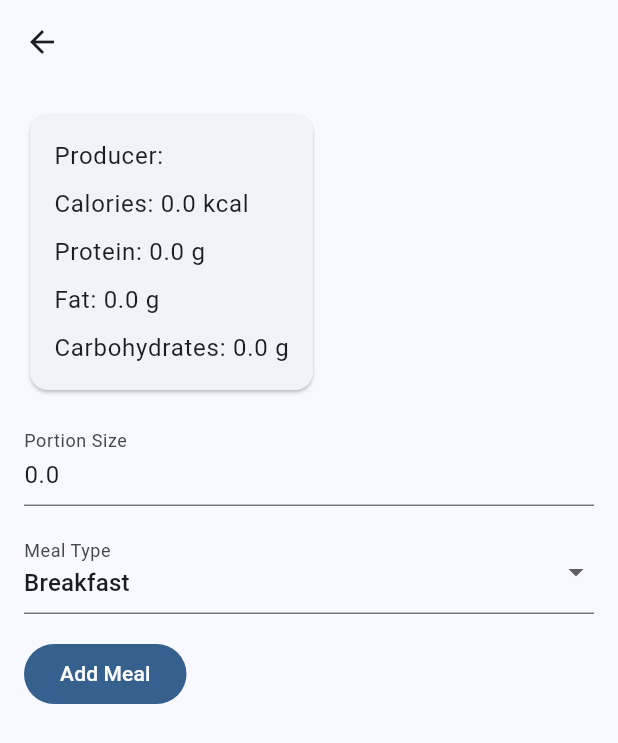
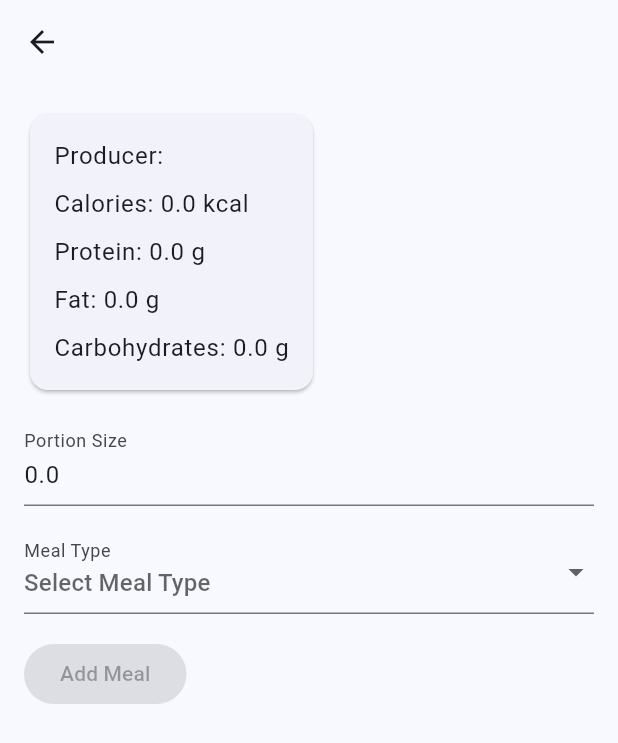
Before and after one commit to nzrsvt/calorie-tracker, a Flutter app: the FoodDetailPage screen opened directly with empty values, on a phone screen of 412 x 824 dp. Shown: the top 743 px of the screen. Run offline on Flutter 3.47's test engine with Material 3 defaults, Android fonts, the phone set to English and light mode, and no system bars; drawn by our look-alikes of dynamic_color; our stand-ins replace flutter_secure_storage; accounts and stored records are empty.

Commit message:
Improve food detail page

```diff
--- a/flutter_app/lib/models.dart
+++ b/flutter_app/lib/models.dart
@@ -70,10 +70,10 @@ class FoodItem {
   final int id;
   final String name;
   final String producer;
-  final double calories;
-  final double protein;
-  final double fat;
-  final double carbohydrates;
+  double calories;
+  double protein;
+  double fat;
+  double carbohydrates;
   final double portionSize;
   final String quantityUnit;
   final String owner;
--- a/flutter_app/lib/search_page.dart
+++ b/flutter_app/lib/search_page.dart
@@ -162,28 +162,58 @@ class FoodDetailPage extends StatefulWidget {
 class _FoodDetailPageState extends State<FoodDetailPage> {
   final ApiService apiService = ApiService();
   final TextEditingController _portionSizeController = TextEditingController();
-  String _selectedUnit = '';
-  String _selectedMealType = 'breakfast'; // Додано: початкове значення для типу прийому їжі
+  String? _selectedMealType;
+
+  // Копіюємо початкові значення з foodItem для обчислення нових значень
+  late double _initialPortionSize;
+  late double _initialCalories;
+  late double _initialProtein;
+  late double _initialFat;
+  late double _initialCarbohydrates;
 
   @override
   void initState() {
     super.initState();
-    _portionSizeController.text = widget.foodItem.portionSize.toString();
-    _selectedUnit = widget.foodItem.quantityUnit;
+    _initialPortionSize = widget.foodItem.portionSize;
+    _initialCalories = widget.foodItem.calories;
+    _initialProtein = widget.foodItem.protein;
+    _initialFat = widget.foodItem.fat;
+    _initialCarbohydrates = widget.foodItem.carbohydrates;
+
+    _portionSizeController.text = _initialPortionSize.toString();
+  }
+
+  // Функція для розрахунку нових значень на основі зміненого розміру порції
+  void _updateNutritionalValues() {
+    double portionSize = double.tryParse(_portionSizeController.text) ?? _initialPortionSize;
+
+    double calories = _initialCalories * (portionSize / _initialPortionSize);
+    double protein = _initialProtein * (portionSize / _initialPortionSize);
+    double fat = _initialFat * (portionSize / _initialPortionSize);
+    double carbohydrates = _initialCarbohydrates * (portionSize / _initialPortionSize);
+
+    setState(() {
+      widget.foodItem.calories = calories;
+      widget.foodItem.protein = protein;
+      widget.foodItem.fat = fat;
+      widget.foodItem.carbohydrates = carbohydrates;
+    });
   }
 
   void _addMeal() async {
+    if (_selectedMealType != null) {
       try {
         await apiService.addUserMeal(
           context,
           widget.foodItem.id,
           double.parse(_portionSizeController.text),
-        _selectedMealType // Додано: передаємо вибраний тип прийому їжі
+          _selectedMealType!,
         );
         ScaffoldMessenger.of(context).showSnackBar(const SnackBar(content: Text('Meal added successfully')));
         Navigator.pop(context);
       } catch (e) {
         ScaffoldMessenger.of(context).showSnackBar(const SnackBar(content: Text('Failed to add meal')));
+      }
     }
   }
 
@@ -207,13 +237,13 @@ class _FoodDetailPageState extends State<FoodDetailPage> {
                   children: [
                     Text('Producer: ${widget.foodItem.producer}', style: Theme.of(context).textTheme.bodyLarge),
                     const SizedBox(height: 8),
-                    Text('Calories: ${widget.foodItem.calories} kcal', style: Theme.of(context).textTheme.bodyLarge),
+                    Text('Calories: ${widget.foodItem.calories.toStringAsFixed(1)} kcal', style: Theme.of(context).textTheme.bodyLarge),
                     const SizedBox(height: 8),
-                    Text('Protein: ${widget.foodItem.protein} g', style: Theme.of(context).textTheme.bodyLarge),
+                    Text('Protein: ${widget.foodItem.protein.toStringAsFixed(1)} g', style: Theme.of(context).textTheme.bodyLarge),
                     const SizedBox(height: 8),
-                    Text('Fat: ${widget.foodItem.fat} g', style: Theme.of(context).textTheme.bodyLarge),
+                    Text('Fat: ${widget.foodItem.fat.toStringAsFixed(1)} g', style: Theme.of(context).textTheme.bodyLarge),
                     const SizedBox(height: 8),
-                    Text('Carbohydrates: ${widget.foodItem.carbohydrates} g', style: Theme.of(context).textTheme.bodyLarge),
+                    Text('Carbohydrates: ${widget.foodItem.carbohydrates.toStringAsFixed(1)} g', style: Theme.of(context).textTheme.bodyLarge),
                   ],
                 ),
               ),
@@ -226,10 +256,12 @@ class _FoodDetailPageState extends State<FoodDetailPage> {
                 suffixText: widget.foodItem.quantityUnit,
               ),
               keyboardType: TextInputType.number,
+              onChanged: (value) => _updateNutritionalValues(), // Оновлюємо значення при зміні
             ),
             const SizedBox(height: 16),
             DropdownButtonFormField<String>(
               value: _selectedMealType,
+              hint: const Text('Select Meal Type'),
               decoration: const InputDecoration(labelText: 'Meal Type'),
               items: <String>[
                 'breakfast',
@@ -252,7 +284,7 @@ class _FoodDetailPageState extends State<FoodDetailPage> {
             ),
             const SizedBox(height: 16),
             FilledButton(
-              onPressed: _addMeal,
+              onPressed: _selectedMealType == null ? null : _addMeal,
               child: const Text('Add Meal'),
             ),
           ],
@@ -261,6 +293,8 @@ class _FoodDetailPageState extends State<FoodDetailPage> {
     );
   }
 }
+
+
 
 extension StringExtension on String {
   String capitalize() {
```
Also changed, not shown: flutter_app/lib/profile_page.dart (+30 -1 lines), 1 other file. Lines whose indentation alone changed are shown as unchanged.
